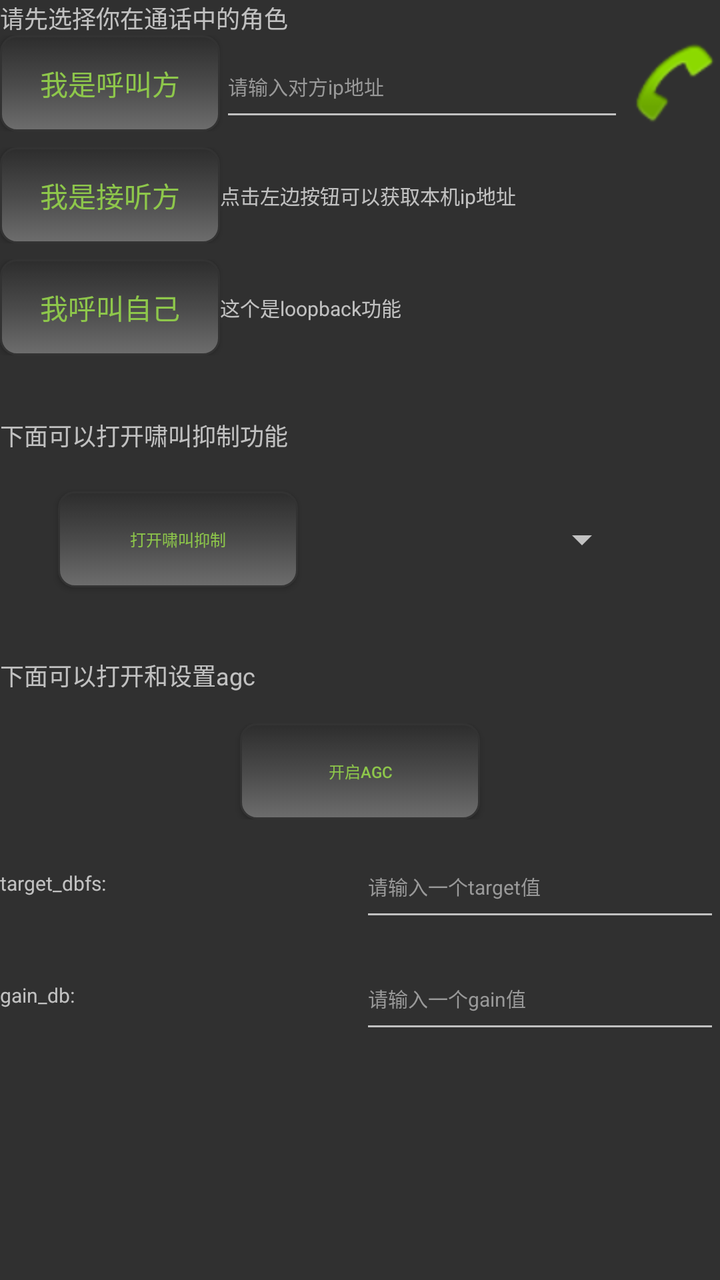
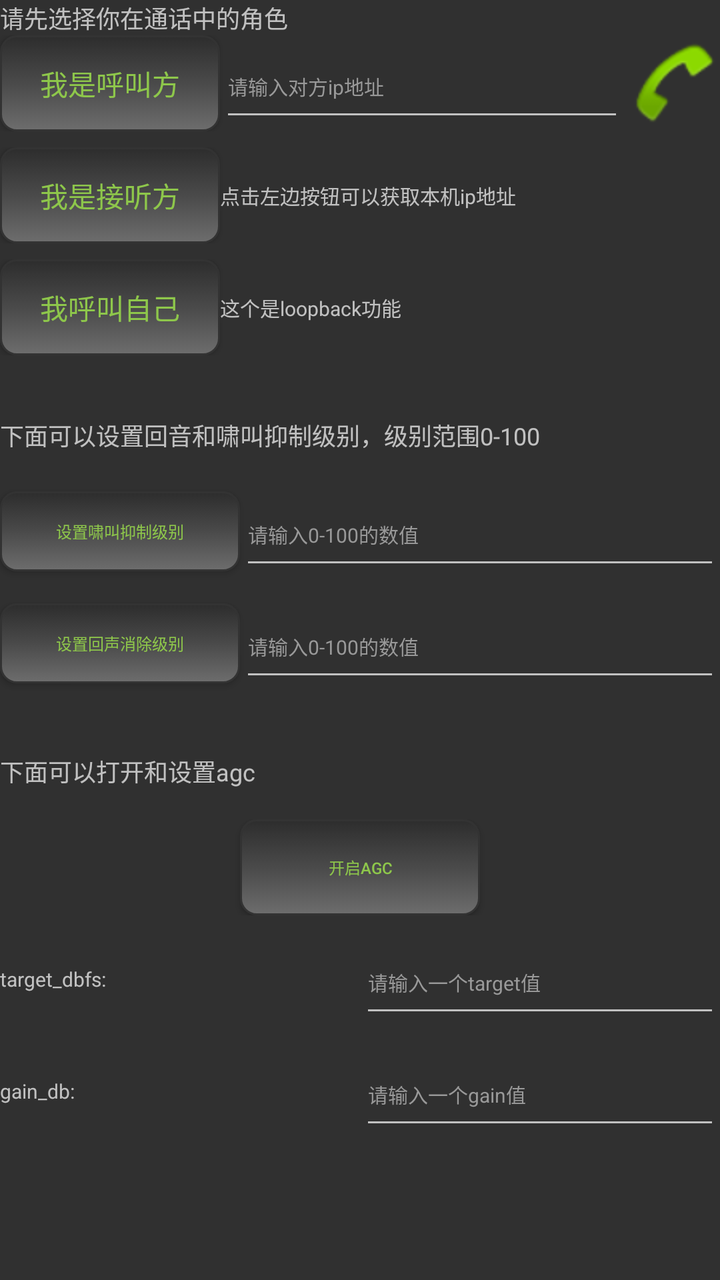

Two renders of the same Android screen: before a commit and after it. Below are the layout's source before the change and the commit's diff.
<!-- AndroidManifest.xml: activity theme AppTheme -->
<!-- res/layout/activity_connect.xml -->
<?xml version="1.0" encoding="utf-8"?>

<LinearLayout
    xmlns:android="http://schemas.android.com/apk/res/android"
    xmlns:tools="http://schemas.android.com/tools"
    android:layout_margin="16dp"
    android:layout_width="match_parent"
    android:layout_height="match_parent"
    android:orientation="vertical"
    android:weightSum="1"
    android:layout_centerHorizontal="true">

    <TextView
        android:id="@+id/room_edittext_description"
        android:layout_width="match_parent"
        android:layout_height="wrap_content"
		android:textSize="12sp"
        android:text="@string/room_description"/>

    <LinearLayout
        android:orientation="horizontal"
        android:layout_width="match_parent"
        android:layout_height="wrap_content"
        android:gravity="center"
        android:layout_marginBottom="8dp">

        <Button
            android:id="@+id/caller_button"
            android:layout_width="110dp"
            android:layout_height="48dp"
            android:background="@drawable/button_raised_selector"
            android:elevation="4dp"
            android:text="我是呼叫方"
            android:textColor="#8EC74B" />
		
        <EditText
            android:id="@+id/room_edittext"
            android:layout_width="0dp"
            android:layout_height="wrap_content"
			android:minHeight="48dp"
            android:layout_weight="1"
            android:hint="请输入对方ip地址"
            android:imeOptions="actionDone"
            android:inputType="text"
            android:maxLines="1"
			android:textSize="10sp"
            android:textColorHint="#999999"
            tools:ignore="LabelFor,Autofill" />


        <ImageButton
            android:id="@+id/connect_button"
            android:layout_width="48dp"
            android:layout_height="48dp"
            android:contentDescription="@string/connect_description"
            android:background="@android:drawable/sym_action_call" />
    </LinearLayout>

	<LinearLayout
        android:orientation="horizontal"
        android:layout_width="match_parent"
        android:layout_height="wrap_content"
        android:gravity="center"
        android:layout_marginBottom="8dp">

		<Button
            android:id="@+id/reciever_button"
            android:layout_width="110dp"
            android:layout_height="48dp"
            android:background="@drawable/button_raised_selector"
            android:elevation="4dp"
            android:text="我是接听方"
            android:textColor="#8EC74B" />

		<TextView
            android:id="@+id/reciever_description_view"
            android:layout_width="0dp"
            android:layout_height="wrap_content"
            android:layout_weight="1"
			android:textSize="10sp"
            android:textColorHint="#999999"
			android:text="点击左边按钮可以获取本机ip地址" />
	</LinearLayout>

	<LinearLayout
        android:orientation="horizontal"
        android:layout_width="match_parent"
        android:layout_height="wrap_content"
        android:gravity="center"
        android:layout_marginBottom="8dp">

		<Button
            android:id="@+id/self_button"
            android:layout_width="110dp"
            android:layout_height="48dp"
            android:background="@drawable/button_raised_selector"
            android:elevation="4dp"
            android:text="我呼叫自己"
            android:textColor="#8EC74B" />
		
		<TextView
		    android:id="@+id/self_description_view"
		    android:layout_width="0dp"
		    android:layout_height="wrap_content"
		    android:layout_weight="1"
		    android:textColorHint="#999999"
			android:textSize="10sp"
		    android:text="这个是loopback功能" />	
	</LinearLayout>
	
	<TextView
        android:id="@+id/howl_testview_status"
        android:layout_width="match_parent"
        android:layout_height="48dp"
        android:layout_marginTop="8dp"
		android:textSize="12sp"
        android:textAppearance="?android:attr/textAppearanceMedium"
        android:text="下面可以打开啸叫抑制功能"
        android:gravity="center_vertical"/>

	<LinearLayout
        android:orientation="horizontal"
        android:layout_width="match_parent"
        android:layout_height="wrap_content"
        android:gravity="center"
        android:layout_marginBottom="8dp">

		<Button
            android:id="@+id/howl_button"
            android:layout_width="120dp"
            android:layout_height="48dp"
            android:background="@drawable/button_raised_selector"
            android:elevation="4dp"
            android:text="打开啸叫抑制"
			android:textSize="8sp"
            android:textColor="#8EC74B" />
		<Spinner
			android:id="@+id/howl_spinner"
			android:layout_width="150dp"
			android:layout_height="wrap_content"
			android:layout_margin="16dp" />
	</LinearLayout>

	<TextView
	android:id="@+id/agc_testview_status"
	android:layout_width="match_parent"
	android:layout_height="48dp"
	android:layout_marginTop="8dp"
	android:textSize="12sp"
	android:textAppearance="?android:attr/textAppearanceMedium"
	android:text="下面可以打开和设置agc"
	android:gravity="center_vertical"/>

	<LinearLayout
        android:orientation="horizontal"
        android:layout_width="match_parent"
        android:layout_height="wrap_content"
        android:gravity="center"
        android:layout_marginBottom="8dp">

		<Button
            android:id="@+id/agc_button"
            android:layout_width="120dp"
            android:layout_height="48dp"
            android:background="@drawable/button_raised_selector"
            android:elevation="4dp"
            android:text="开启agc"
			android:textSize="8sp"
            android:textColor="#8EC74B" />
	</LinearLayout>

	<LinearLayout
		android:orientation="horizontal"
        android:layout_width="match_parent"
        android:layout_height="wrap_content"
        android:gravity="center"
        android:layout_marginBottom="8dp">
	    <TextView
		    android:id="@+id/agc_target_view"
		    android:layout_width="0dp"
		    android:layout_height="wrap_content"
		    android:layout_weight="1"
		    android:textColorHint="#999999"
		    android:textSize="10sp"
		    android:text="target_dbfs:" />

	    <EditText
	        android:id="@+id/agc_target_edittext"
	        android:layout_width="0dp"
	        android:layout_height="wrap_content"
	        android:minHeight="48dp"
	        android:layout_weight="1"
	        android:hint="请输入一个target值"
	        android:imeOptions="actionDone"
			android:inputType="number"
	        android:maxLines="1"
	        android:textSize="10sp"
	        android:textColorHint="#999999"
	        tools:ignore="LabelFor,Autofill" />
	</LinearLayout>

	<LinearLayout
		android:orientation="horizontal"
        android:layout_width="match_parent"
        android:layout_height="wrap_content"
        android:gravity="center"
        android:layout_marginBottom="8dp">
		<TextView
		    android:id="@+id/agc_gain_view"
		    android:layout_width="0dp"
		    android:layout_height="wrap_content"
		    android:layout_weight="1"
		    android:textColorHint="#999999"
		    android:textSize="10sp"
		    android:text="gain_db:" />

		<EditText
	        android:id="@+id/agc_gain_edittext"
	        android:layout_width="0dp"
	        android:layout_height="wrap_content"
	        android:minHeight="48dp"
	        android:layout_weight="1"
	        android:hint="请输入一个gain值"
	        android:imeOptions="actionDone"
			android:inputType="number"
	        android:maxLines="1"
	        android:textSize="10sp"
	        android:textColorHint="#999999"
	        tools:ignore="LabelFor,Autofill" />
	</LinearLayout>
</LinearLayout>
<!-- resources referenced by this layout -->
<resources>
  <!-- drawable button_raised_selector (drawable) -->
  <?xml version="1.0" encoding="utf-8"?>
  <selector xmlns:android="http://schemas.android.com/apk/res/android">
      
      
      <item android:state_pressed="true">
          <shape android:shape="rectangle">
              <gradient
                  android:angle="90"
                  android:startColor="#FF4A4A4A"
                  android:endColor="#FF2D2D2D" />
              <corners android:radius="8dp" />
              <stroke
                  android:width="1dp"
                  android:color="#FF333333" />
          </shape>
      </item>
      
      
      <item>
          <shape android:shape="rectangle">
              <gradient
                  android:angle="90"
                  android:startColor="#FF6D6D6D"
                  android:centerColor="#FF4A4A4A"
                  android:endColor="#FF2D2D2D" />
              <corners android:radius="8dp" />
              <stroke
                  android:width="1dp"
                  android:color="#FF333333" />
          </shape>
      </item>
  </selector>
  <string name="connect_description">Connect to the room</string>
  <string name="room_description">请先选择你在通话中的角色</string>
  <style name="AppTheme" parent="android:Theme.Holo" />
</resources>

<!-- the commit's change to res/layout/activity_connect.xml (unified diff, before → after) -->
@@ -107,40 +107,79 @@
 			android:textSize="10sp"
 		    android:text="这个是loopback功能" />	
 	</LinearLayout>
-	
+
 	<TextView
-        android:id="@+id/howl_testview_status"
-        android:layout_width="match_parent"
-        android:layout_height="48dp"
-        android:layout_marginTop="8dp"
-		android:textSize="12sp"
-        android:textAppearance="?android:attr/textAppearanceMedium"
-        android:text="下面可以打开啸叫抑制功能"
-        android:gravity="center_vertical"/>
-
-	<LinearLayout
-        android:orientation="horizontal"
-        android:layout_width="match_parent"
-        android:layout_height="wrap_content"
-        android:gravity="center"
-        android:layout_marginBottom="8dp">
-
-		<Button
-            android:id="@+id/howl_button"
-            android:layout_width="120dp"
-            android:layout_height="48dp"
-            android:background="@drawable/button_raised_selector"
-            android:elevation="4dp"
-            android:text="打开啸叫抑制"
-			android:textSize="8sp"
-            android:textColor="#8EC74B" />
-		<Spinner
-			android:id="@+id/howl_spinner"
+		android:id="@+id/howl_testview_status"
+		android:layout_width="match_parent"
+		android:layout_height="48dp"
+		android:layout_marginTop="8dp"
+		android:gravity="center_vertical"
+		android:text="下面可以设置回音和啸叫抑制级别，级别范围0-100"
+		android:textAppearance="?android:attr/textAppearanceMedium"
+		android:textSize="12sp" />
+
+	<LinearLayout
+        android:orientation="horizontal"
+        android:layout_width="match_parent"
+        android:layout_height="wrap_content"
+        android:gravity="center"
+        android:layout_marginBottom="8dp">
+
+		<Button
+			android:id="@+id/howl_button"
+			android:layout_width="120dp"
+			android:layout_height="40dp"
+			android:background="@drawable/button_raised_selector"
+			android:elevation="4dp"
+			android:text="设置啸叫抑制级别"
+			android:textColor="#8EC74B"
+			android:textSize="8sp" />
+		<EditText
+			android:id="@+id/howl_level_edittext"
 			android:layout_width="150dp"
 			android:layout_height="wrap_content"
-			android:layout_margin="16dp" />
-	</LinearLayout>
-
+			android:minHeight="48dp"
+			android:layout_weight="1"
+			android:hint="请输入0-100的数值"
+			android:imeOptions="actionDone"
+			android:inputType="number"
+			android:maxLines="1"
+			android:textSize="10sp"
+			android:textColorHint="#999999"
+			tools:ignore="LabelFor,Autofill" />
+	</LinearLayout>
+
+	<LinearLayout
+        android:orientation="horizontal"
+        android:layout_width="match_parent"
+        android:layout_height="wrap_content"
+        android:gravity="center"
+        android:layout_marginBottom="8dp">
+
+		<Button
+			android:id="@+id/echo_button"
+			android:layout_width="120dp"
+			android:layout_height="40dp"
+			android:background="@drawable/button_raised_selector"
+			android:elevation="4dp"
+			android:text="设置回声消除级别"
+			android:textColor="#8EC74B"
+			android:textSize="8sp" />
+		<EditText
+			android:id="@+id/echo_level_edittext"
+			android:layout_width="150dp"
+			android:layout_height="wrap_content"
+			android:minHeight="48dp"
+			android:layout_weight="1"
+			android:hint="请输入0-100的数值"
+			android:imeOptions="actionDone"
+			android:inputType="number"
+			android:maxLines="1"
+			android:textSize="10sp"
+			android:textColorHint="#999999"
+			tools:ignore="LabelFor,Autofill" />
+	</LinearLayout>
+	
 	<TextView
 	android:id="@+id/agc_testview_status"
 	android:layout_width="match_parent"
